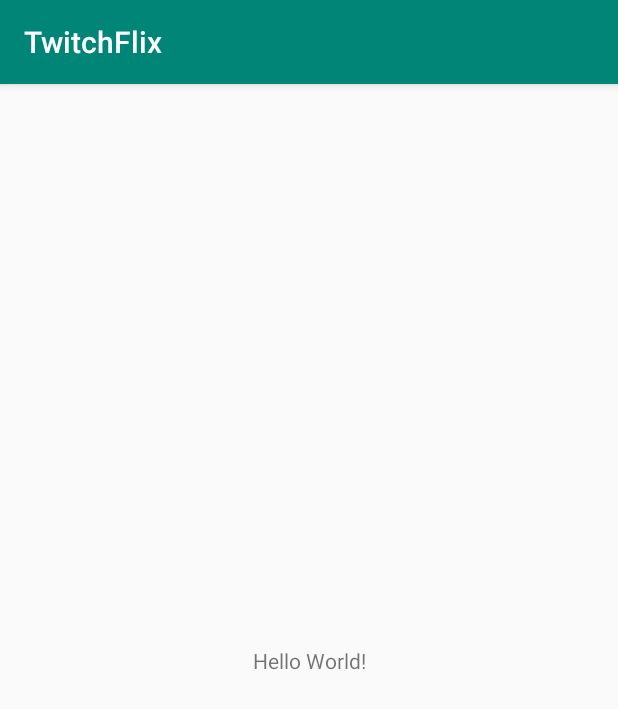
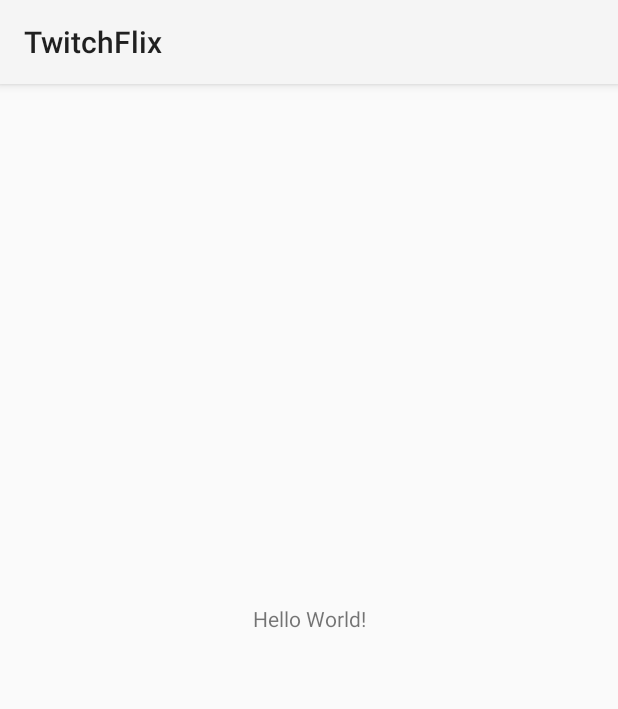
Before and after one commit to toko18/TwitchFlix, an Android app: the screen it shows after launch (MainActivity), on a phone screen of 412 x 824 dp. Shown: the top 709 px of the screen. Run offline under Robolectric (Android 15) with nearby library versions, the phone set to English and light mode, and no system bars.

Commit message:
Toolbar added

```diff
--- a/app/src/main/AndroidManifest.xml
+++ b/app/src/main/AndroidManifest.xml
@@ -8,14 +8,16 @@
         android:label="@string/app_name"
         android:roundIcon="@mipmap/ic_launcher_round"
         android:supportsRtl="true"
-        android:theme="@style/AppTheme">
-        <activity android:name=".MainActivity">
+        android:theme="@style/Theme.AppCompat.Light.NoActionBar">
+        <activity android:name=".SplashActivity">
             <intent-filter>
                 <action android:name="android.intent.action.MAIN" />
 
                 <category android:name="android.intent.category.LAUNCHER" />
             </intent-filter>
         </activity>
+        <activity android:name=".MainActivity">
+        </activity>
     </application>
 
 </manifest>
--- a/app/src/main/java/com/toko/twitchflix/MainActivity.java
+++ b/app/src/main/java/com/toko/twitchflix/MainActivity.java
@@ -2,6 +2,7 @@ package com.toko.twitchflix;
 
 import android.support.v7.app.AppCompatActivity;
 import android.os.Bundle;
+import android.support.v7.widget.Toolbar;
 
 public class MainActivity extends AppCompatActivity {
 
@@ -9,5 +10,9 @@ public class MainActivity extends AppCompatActivity {
     protected void onCreate(Bundle savedInstanceState) {
         super.onCreate(savedInstanceState);
         setContentView(R.layout.activity_main);
+
+        Toolbar myToolbar = (Toolbar) findViewById(R.id.my_toolbar);
+        setSupportActionBar(myToolbar);
+
     }
 }
--- /dev/null
+++ b/app/src/main/java/com/toko/twitchflix/SplashActivity.java
@@ -0,0 +1,30 @@
+package com.toko.twitchflix;
+
+import android.app.Activity;
+import android.os.Bundle;
+import android.content.Intent;
+import android.os.Handler;
+
+public class SplashActivity extends Activity {
+
+    @Override
+    protected void onCreate(Bundle savedInstanceState) {
+        super.onCreate(savedInstanceState);
+        setContentView(R.layout.activity_splash);
+        Handler handler = new Handler();
+        handler.postDelayed(new Runnable() {
+            @Override
+            public void run() {
+                mostrarMainActivity();
+            }
+        }, 2000);
+    }
+
+    private void mostrarMainActivity() {
+        Intent intent = new Intent(
+                SplashActivity.this,MainActivity.class
+        );
+        startActivity(intent);
+        finish();
+    }
+}
--- a/app/src/main/res/layout/activity_main.xml
+++ b/app/src/main/res/layout/activity_main.xml
@@ -15,4 +15,13 @@
         app:layout_constraintRight_toRightOf="parent"
         app:layout_constraintTop_toTopOf="parent" />
 
+    <android.support.v7.widget.Toolbar
+        android:id="@+id/my_toolbar"
+        android:layout_width="match_parent"
+        android:layout_height="?attr/actionBarSize"
+        android:background="?attr/colorPrimary"
+        android:elevation="4dp"
+        android:theme="@style/ThemeOverlay.AppCompat.ActionBar"
+        app:popupTheme="@style/ThemeOverlay.AppCompat.Light"/>
+
 </android.support.constraint.ConstraintLayout>
```
Also changed, not shown: app/src/main/res/layout/activity_splash.xml (added, +29 -0 lines).
